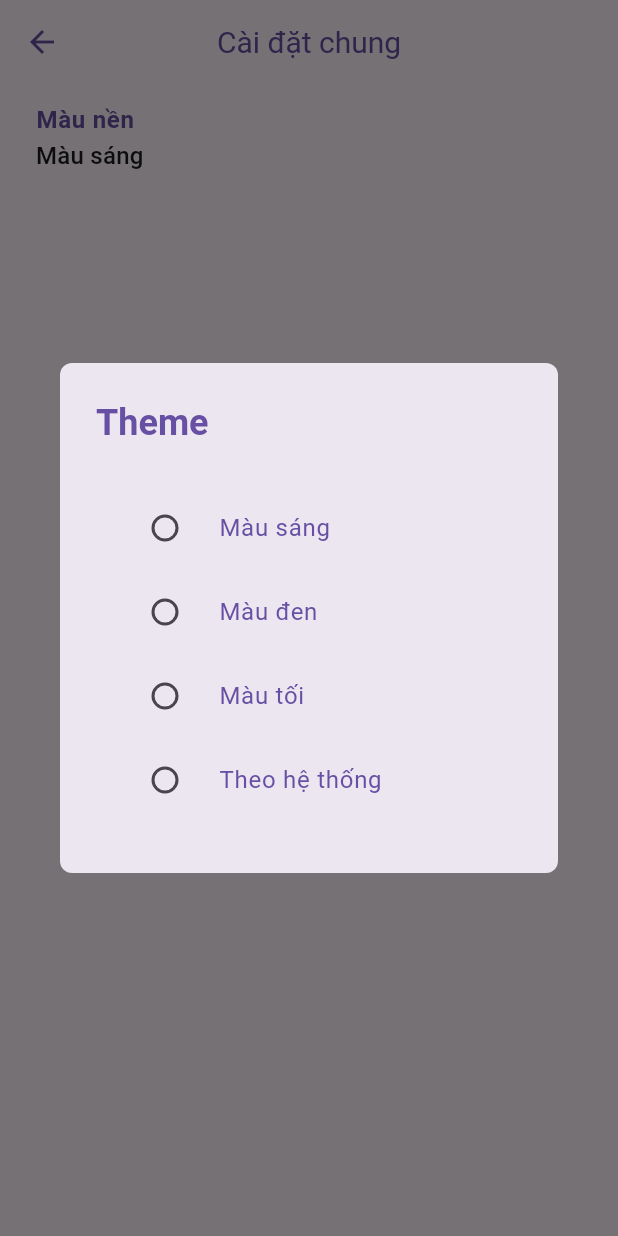
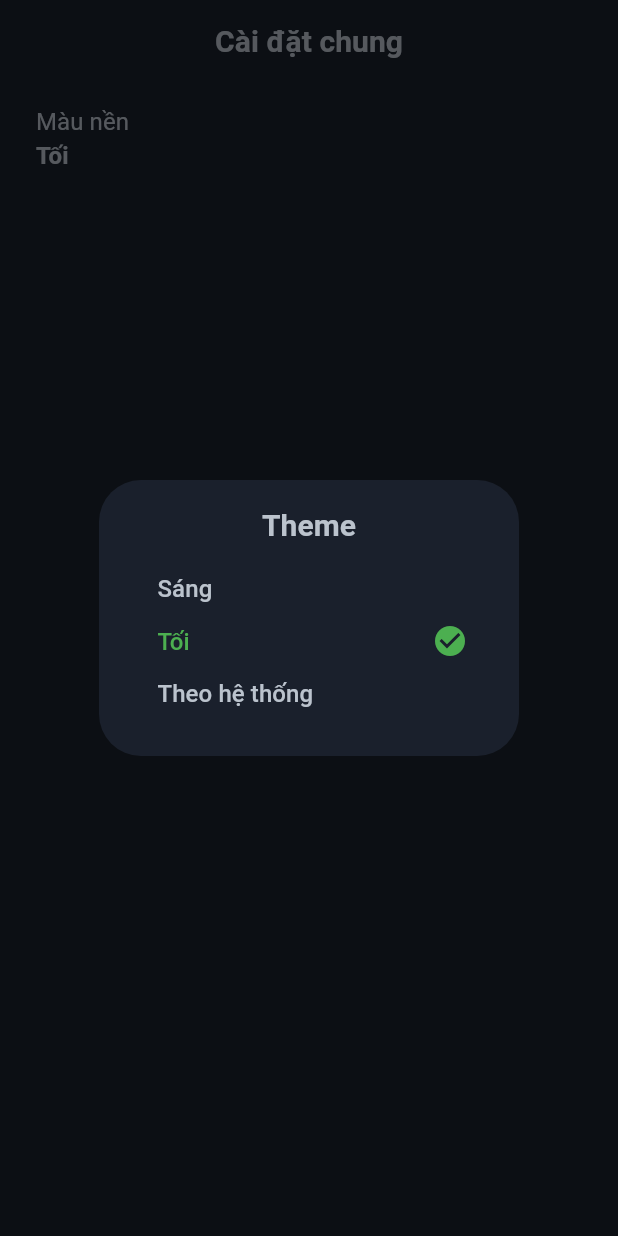
Before and after one commit to viviethoang99/irohasu, a Flutter app: the GeneralSetting screen opened by its route, after a tap on "Màu nền", on a phone screen of 412 x 824 dp. Run offline on Flutter 3.47's test engine with Material 3 defaults, Android fonts, the phone set to English and light mode, and no system bars; our stand-ins replace bloc, bottom_navy_bar, cached_network_image, dartz, device_info, dio and 15 more; missing offline and left inert: flutter_downloader, snapping_sheet; accounts and stored records are empty; network calls fail; Roboto replaces fonts that are missing (BeVietnam); project files that could hold a hidden picture were left out.

Commit message:
Feat: Remove change theme bloc

```diff
--- a/lib/config/constants.dart
+++ b/lib/config/constants.dart
@@ -2,13 +2,6 @@ import '../../core/core.dart';
 import '../features/shared/data/data.dart';
 
 class Constants {
-  static const List<ThemeOption> listTheme = [
-    ThemeOption(type: ThemeApp.light, name: 'Màu sáng'),
-    ThemeOption(type: ThemeApp.dark, name: 'Màu đen'),
-    ThemeOption(type: ThemeApp.black, name: 'Màu tối'),
-    ThemeOption(type: ThemeApp.system, name: 'Theo hệ thống'),
-  ];
-
   static const heightAppBar = 80.0;
 
   static const keywordChapter = ['chương', 'chapter', 'chap'];
--- a/lib/features/manga/presentation/search/widget/show_list_genres.dart
+++ b/lib/features/manga/presentation/search/widget/show_list_genres.dart
@@ -4,7 +4,6 @@ import 'package:flutter_bloc/flutter_bloc.dart';
 import '../../../../../config/filter_search.dart';
 import '../../../../shared/shared.dart';
 import '../../../manga.dart';
-
 
 typedef _Tag = FilterSearch;
 
--- a/lib/features/shared/application/application.dart
+++ /dev/null
@@ -1 +0,0 @@
-export 'change_theme_bloc/change_theme_bloc.dart';
--- a/lib/features/shared/application/change_theme_bloc/change_theme_event.dart
+++ /dev/null
@@ -1,18 +0,0 @@
-part of 'change_theme_bloc.dart';
-
-abstract class ChangeThemeEvent extends Equatable {
-  const ChangeThemeEvent();
-
-  @override
-  List<Object?> get props => throw UnimplementedError();
-}
-
-class GetTheme extends ChangeThemeEvent {}
-
-class SetTheme extends ChangeThemeEvent {
-  const SetTheme(this.type);
-  final ThemeApp type;
-
-  @override
-  List<Object?> get props => [type];
-}
--- a/lib/features/shared/application/change_theme_bloc/change_theme_state.dart
+++ /dev/null
@@ -1,56 +0,0 @@
-part of 'change_theme_bloc.dart';
-
-class ChangeThemeState extends Equatable {
-  const ChangeThemeState({
-    this.themeLight,
-    this.themeDark,
-    this.optionSelect,
-  });
-
-  factory ChangeThemeState.lightTheme() {
-    return ChangeThemeState(
-      themeLight: AppTheme.light,
-      themeDark: null,
-      optionSelect: 0,
-    );
-  }
-
-  factory ChangeThemeState.darkTheme() {
-    return ChangeThemeState(
-      themeLight: AppTheme.dark,
-      themeDark: null,
-      optionSelect: 1,
-    );
-  }
-
-  factory ChangeThemeState.blackTheme() {
-    return ChangeThemeState(
-      themeLight: AppTheme.black,
-      themeDark: null,
-      optionSelect: 2,
-    );
-  }
-
-  factory ChangeThemeState.lightBlackTheme() {
-    return ChangeThemeState(
-      themeLight: AppTheme.light,
-      themeDark: AppTheme.black,
-      optionSelect: 4,
-    );
-  }
-
-  factory ChangeThemeState.lightDarkTheme() {
-    return ChangeThemeState(
-      themeLight: AppTheme.light,
-      themeDark: AppTheme.dark,
-      optionSelect: 3,
-    );
-  }
-
-  final ThemeData? themeLight;
-  final ThemeData? themeDark;
-  final int? optionSelect;
-
-  @override
-  List<Object?> get props => [themeDark, themeLight, optionSelect];
-}
--- a/lib/features/shared/data/datasource/local/setting_local_datasource.dart
+++ b/lib/features/shared/data/datasource/local/setting_local_datasource.dart
@@ -33,7 +33,7 @@ class SettingLocalDataSource implements ISettingLocalDataSource {
 
   @override
   String getThemeApp() {
-    return _box.get(_kThemeApp) ?? Constants.listTheme.first.type.name;
+    return _box.get(_kThemeApp) ?? 'white';
   }
 
   @override
--- a/lib/features/shared/presentation/setting_screen/widget/general_page.dart
+++ b/lib/features/shared/presentation/setting_screen/widget/general_page.dart
@@ -1,36 +1,27 @@
 import 'package:flutter/material.dart';
 import 'package:flutter_bloc/flutter_bloc.dart';
 
+import '../../../../../base/button.dart';
+import '../../../../../base/spacing.dart';
+import '../../../../../base/text.dart';
 import '../../../../../config/config.dart';
-import '../../../../../core/core.dart';
-import '../../../application/application.dart';
+import '../../../../features.dart';
 
-
-class GeneralSetting extends StatefulWidget {
-  const GeneralSetting({Key? key}) : super(key: key);
+class GeneralSetting extends StatelessWidget {
+  const GeneralSetting({super.key});
 
   static const routeName = '/setting/generaSetting';
-
-  @override
-  State<GeneralSetting> createState() => _GeneralSettingState();
-}
-
-class _GeneralSettingState extends State<GeneralSetting> {
-  int? _selectTheme = 0;
 
   @override
   Widget build(BuildContext context) {
     final theme = Theme.of(context);
     return Scaffold(
-      backgroundColor: theme.backgroundColor,
+      backgroundColor: theme.colorScheme.background,
       appBar: AppBar(
-        backgroundColor: theme.backgroundColor,
-        title: Text(
+        backgroundColor: theme.colorScheme.background,
+        title: IrohaText.bold(
           'Cài đặt chung',
-          style: TextStyle(
-            color: theme.primaryColor,
-            fontSize: 20,
-          ),
+          fontSize: FontSizes.s20,
         ),
         centerTitle: true,
         leading: IconButton(
@@ -38,31 +29,28 @@ class _GeneralSettingState extends State<GeneralSetting> {
             Icons.arrow_back,
             color: theme.primaryColor,
           ),
-          onPressed: () => Navigator.of(context).pop(),
+          onPressed: Navigator.of(context).pop,
         ),
       ),
       body: SingleChildScrollView(
         padding: const EdgeInsets.symmetric(horizontal: 8),
         child: Column(
           children: <Widget>[
-            ListTile(
-              onTap: _showDialogChangeTheme,
-              title: Text(
+            BlocSelector<AppearanceCubit, AppearanceState, ThemeMode>(
+              selector: (state) => state.themeMode,
+              builder: (context, state) {
+                return ListTile(
+                  onTap: () => _showDialogChangeTheme(context),
+                  title: IrohaText.regular(
                     'Màu nền',
-                style: TextStyle(
-                  fontWeight: FontWeight.bold,
-                  color: theme.primaryColor,
+                    fontSize: FontSizes.s16,
                   ),
+                  subtitle: IrohaText.bold(
+                    state.themeModeLabelText(),
+                    fontSize: FontSizes.s16,
                   ),
-              subtitle: BlocBuilder<ChangeThemeBloc, ChangeThemeState>(
-                builder: (context, state) {
-                  _selectTheme = state.optionSelect;
-                  return Text(
-                    Constants.listTheme[state.optionSelect!].name,
-                    style: theme.textTheme.subtitle1,
                 );
               },
-              ),
             ),
           ],
         ),
@@ -70,49 +58,95 @@ class _GeneralSettingState extends State<GeneralSetting> {
     );
   }
 
-  void _showDialogChangeTheme() {
+  void _showDialogChangeTheme(BuildContext context) {
     showDialog(
       context: context,
       builder: (_) {
-          return BlocBuilder<ChangeThemeBloc, ChangeThemeState>(
-              builder: (context, state) {
-            return AlertDialog(
-              shape: RoundedRectangleBorder(
-                borderRadius: BorderRadius.circular(8),
+        return BlocProvider.value(
+          value: context.read<AppearanceCubit>(),
+          child: const AlertDialog(
+            content: ThemeModeSetting(),
           ),
-              title: Text(
+        );
+      },
+    );
+  }
+}
+
+class ThemeModeSetting extends StatelessWidget {
+  const ThemeModeSetting({super.key});
+
+  @override
+  Widget build(BuildContext context) {
+    return Column(
+      mainAxisSize: MainAxisSize.min,
+      children: [
+        IrohaText.bold(
           'Theme',
-                style: TextStyle(
-                  fontWeight: FontWeight.bold,
-                  color: Theme.of(context).primaryColor,
+          fontSize: FontSizes.s20,
+        ),
+        const VSpace(10),
+        const _ItemWidget(theme: ThemeMode.light),
+        const _ItemWidget(theme: ThemeMode.dark),
+        const _ItemWidget(theme: ThemeMode.system),
+      ],
+    );
+  }
+}
+
+class _ItemWidget extends StatelessWidget {
+  const _ItemWidget({
+    required this.theme,
+  });
+
+  final ThemeMode theme;
+
+  @override
+  Widget build(BuildContext context) {
+    return BlocSelector<AppearanceCubit, AppearanceState, ThemeMode>(
+      selector: (state) => state.themeMode,
+      builder: (context, currentThemeMode) {
+        return SizedBox(
+          height: 35,
+          child: IrohaButton(
+            text: Padding(
+              padding: const EdgeInsets.only(left: 5),
+              child: IrohaText.medium(
+                theme.themeModeLabelText(),
+                color: theme == currentThemeMode ? Colors.green : null,
+                fontSize: FontSizes.s16,
               ),
             ),
-              content: Container(
-                margin: const EdgeInsets.all(10),
-                width: ScreenHelper.getWidth(context),
-                child: Column(
-                  mainAxisSize: MainAxisSize.min,
-                  children: Constants.listTheme.map((data) {
-                    return RadioListTile(
-                      activeColor: Theme.of(context).primaryColor,
-                      title: Text(
-                        data.name,
-                        style: TextStyle(
-                          color: Theme.of(context).primaryColor,
+            rightIcon: theme == currentThemeMode
+                ? const Icon(
+                    Icons.check_circle,
+                    color: Colors.green,
+                  )
+                : null,
+            onTap: () {
+              if (currentThemeMode != theme) {
+                context.read<AppearanceCubit>().setThemeMode(theme);
+                Navigator.of(context).pop();
+              }
+            },
           ),
-                      ),
-                      value: data.type,
-                      groupValue: _selectTheme,
-                      onChanged: (value) {
-                        final theme = value as ThemeApp;
-                        context.read<ChangeThemeBloc>().add(SetTheme(theme));
+        );
       },
     );
-                  }).toList(),
-                ),
-              ),
-            );
-          });
-        });
   }
 }
+
+extension ThemeModeX on ThemeMode {
+  String themeModeLabelText() {
+    switch (this) {
+      case (ThemeMode.light):
+        return 'Sáng';
+      case (ThemeMode.dark):
+        return 'Tối';
+      case (ThemeMode.system):
+        return 'Theo hệ thống';
+      default:
+        return 'Sáng';
+    }
+  }
+}
--- a/lib/features/shared/presentation/setting_screen/widget/info_screen.dart
+++ b/lib/features/shared/presentation/setting_screen/widget/info_screen.dart
@@ -1,7 +1,7 @@
 import 'package:flutter/material.dart';
 
 class InfoScreen extends StatelessWidget {
-  const InfoScreen({Key? key}) : super(key: key);
+  const InfoScreen({super.key});
 
   static const routeName = '/infoScreen';
 
@@ -9,9 +9,9 @@ class InfoScreen extends StatelessWidget {
   Widget build(BuildContext context) {
     final theme = Theme.of(context);
     return Scaffold(
-      backgroundColor: theme.backgroundColor,
+      backgroundColor: theme.colorScheme.background,
       appBar: AppBar(
-        backgroundColor: theme.backgroundColor,
+        backgroundColor: theme.colorScheme.background,
         title: Text(
           'Thông tin',
           style: TextStyle(
```
Also changed, not shown: lib/application/app_widget.dart (+5 -7 lines), lib/config/themes/app_theme_data.dart (deleted, +0 -107 lines), lib/features/manga/presentation/home/widget/item_manga.dart (+6 -1 lines), lib/features/shared/application/change_theme_bloc/change_theme_bloc.dart (deleted, +0 -86 lines), lib/features/shared/presentation/setting_screen/setting_screen.dart (+41 -30 lines), lib/features/shared/presentation/setting_screen/widget/setting_chapter.dart (+15 -24 lines), lib/core/dependency_injection/dependency_injection.config.dart, lib/features/manga/domain/entities/manga.dart (line endings or trailing spaces), lib/features/manga/domain/entities/manga_detail.dart (line endings or trailing spaces), 1 other file. Lines whose indentation alone changed are shown as unchanged.
